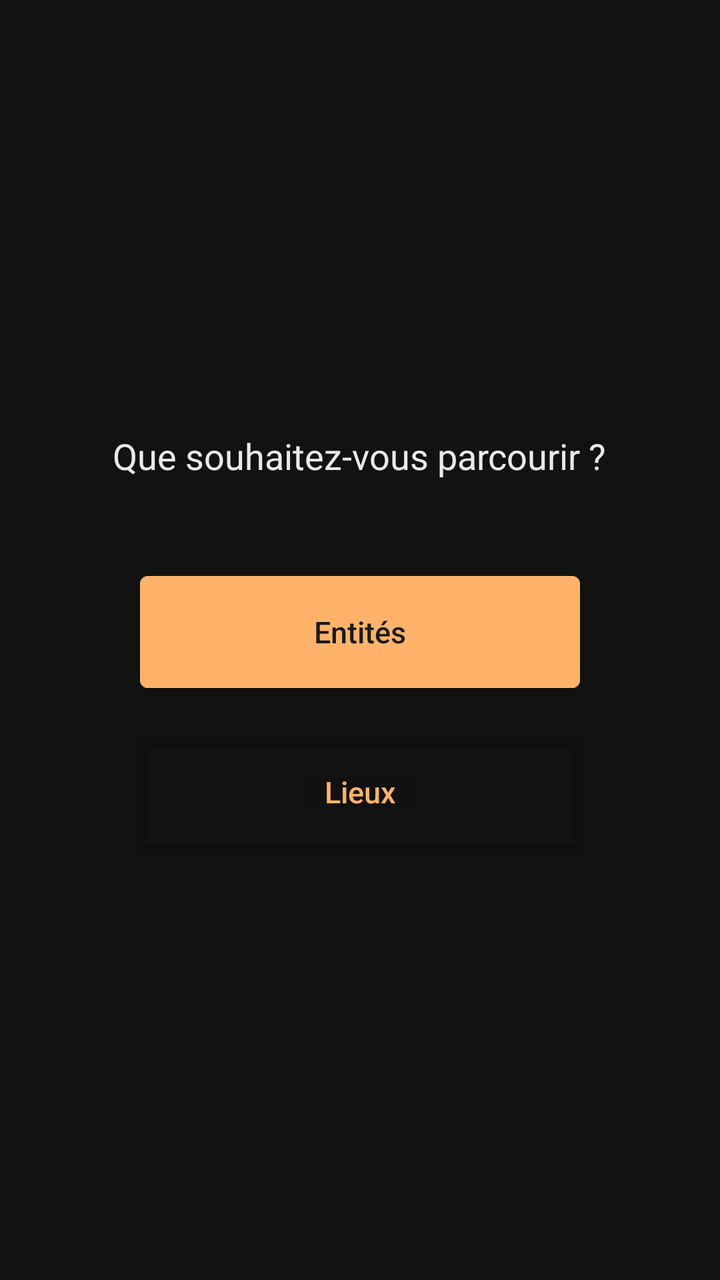
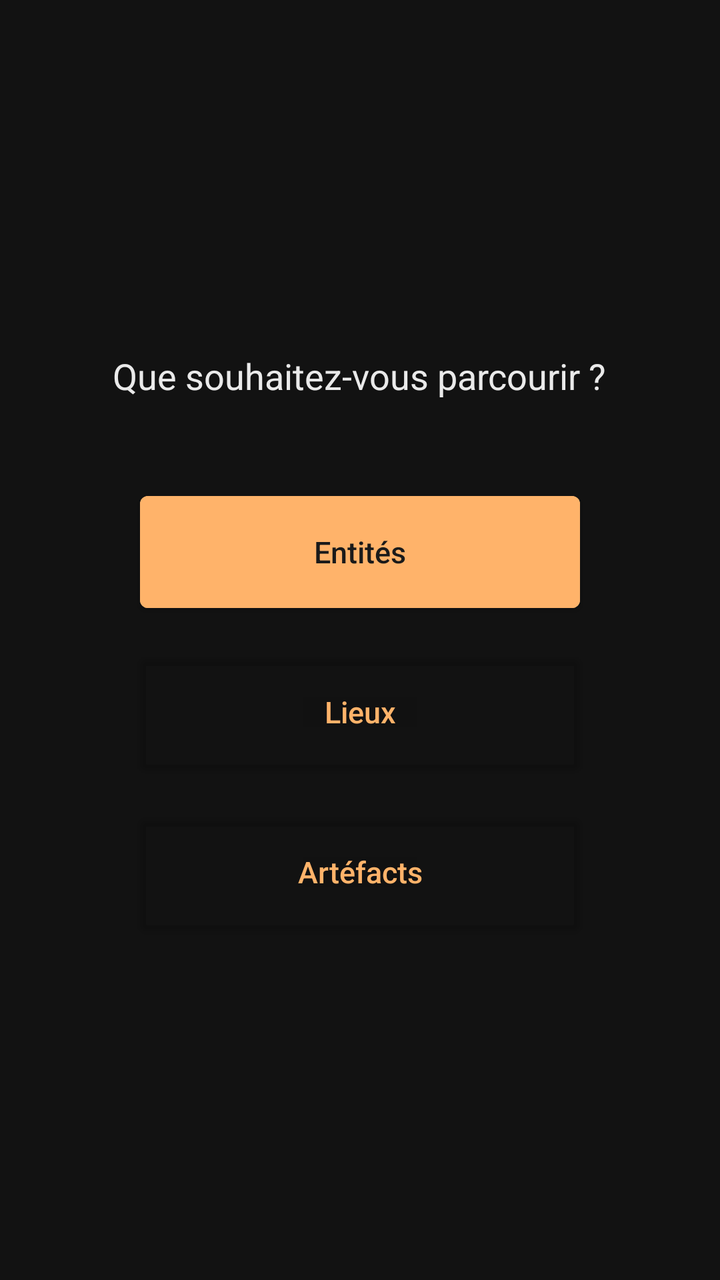

The first picture is an Android layout as it rendered before a commit; the second is the same layout after the commit. The layout source and the unified diff follow.
<!-- AndroidManifest.xml: application theme Theme.App_mythology -->
<!-- res/layout/fragment_browse_choice.xml -->
<?xml version="1.0" encoding="utf-8"?>
<LinearLayout
    xmlns:android="http://schemas.android.com/apk/res/android"
    android:layout_width="match_parent"
    android:layout_height="match_parent"
    android:orientation="vertical"
    android:gravity="center"
    android:padding="32dp"
    android:background="@color/surface">

    <TextView
        android:layout_width="wrap_content"
        android:layout_height="wrap_content"
        android:text="Que souhaitez-vous parcourir ?"
        android:textSize="18sp"
        android:textColor="@color/on_surface"
        android:layout_marginBottom="48dp"/>

    <Button
        android:id="@+id/btn_browse_entity"
        android:backgroundTint="@color/primary" android:textColor="@color/on_primary"
        android:layout_width="220dp"
        android:layout_height="56dp"
        android:text="Entités"
        android:layout_marginBottom="24dp"/>

    <Button
        android:id="@+id/btn_browse_place"
        android:backgroundTint="@android:color/transparent" android:textColor="@color/primary" 
        android:layout_width="220dp"
        android:layout_height="56dp"
        android:text="Lieux"/>

</LinearLayout>
<!-- resources referenced by this layout -->
<resources>
  <color name="on_primary">#FF1A1A1A</color>
  <color name="on_surface">#FFEAEAEA</color>
  <color name="primary">#FFB36A</color>
  <color name="surface">#FF121212</color>
  <style name="Theme.App_mythology" parent="Base.Theme.App_mythology" />
  <style name="Base.Theme.App_mythology" parent="Theme.MaterialComponents.DayNight">
          
          <item name="colorPrimary">@color/primary</item>
          <item name="colorPrimaryDark">@color/colorPrimaryDark</item>
          <item name="colorAccent">@color/colorAccent</item>
          <item name="colorOnPrimary">@color/on_primary</item>
          <item name="colorSurface">@color/surface</item>
          <item name="colorOnSurface">@color/on_surface</item>
          <item name="android:windowBackground">@color/surface</item>
          <item name="android:statusBarColor">@color/surface</item>
          <item name="android:navigationBarColor">@color/surface</item>
          
          <item name="actionBarStyle">@style/MyActionBar</item>
          <item name="textInputStyle">@style/Widget.MaterialComponents.TextInputLayout.OutlinedBox</item>
          
          <item name="materialButtonStyle">@style/AppButton</item>
      </style>
  <color name="colorPrimaryDark">#FF0A0A0A</color>
  <color name="colorAccent">#FFB36A</color>
  <style name="MyActionBar" parent="Widget.MaterialComponents.ActionBar.Solid">
          <item name="background">@color/surface</item>
          <item name="titleTextStyle">@style/MyActionBarTitle</item>
          <item name="navigationIconTint">@color/primary</item>
      </style>
  <style name="AppButton" parent="Widget.MaterialComponents.Button">
          <item name="android:textAllCaps">false</item>
          <item name="android:letterSpacing">0</item>
          <item name="android:insetTop">0dp</item>
          <item name="android:insetBottom">0dp</item>
          <item name="android:maxLines">1</item>
          <item name="android:textSize">15sp</item>
          <item name="autoSizeTextType">uniform</item>
          <item name="autoSizeMinTextSize">11sp</item>
          <item name="autoSizeMaxTextSize">15sp</item>
      </style>
  <style name="MyActionBarTitle" parent="TextAppearance.Widget.AppCompat.Toolbar.Title">
          <item name="android:textColor">@color/on_surface</item>
      </style>
</resources>

<!-- the commit's change to res/layout/fragment_browse_choice.xml (unified diff, before → after) -->
@@ -26,9 +26,17 @@
 
     <Button
         android:id="@+id/btn_browse_place"
-        android:backgroundTint="@android:color/transparent" android:textColor="@color/primary" 
+        android:backgroundTint="@android:color/transparent" android:textColor="@color/primary"
         android:layout_width="220dp"
         android:layout_height="56dp"
-        android:text="Lieux"/>
+        android:text="Lieux"
+        android:layout_marginBottom="24dp"/>
+
+    <Button
+        android:id="@+id/btn_browse_artifact"
+        android:backgroundTint="@android:color/transparent" android:textColor="@color/primary"
+        android:layout_width="220dp"
+        android:layout_height="56dp"
+        android:text="Artéfacts"/>
 
 </LinearLayout>
